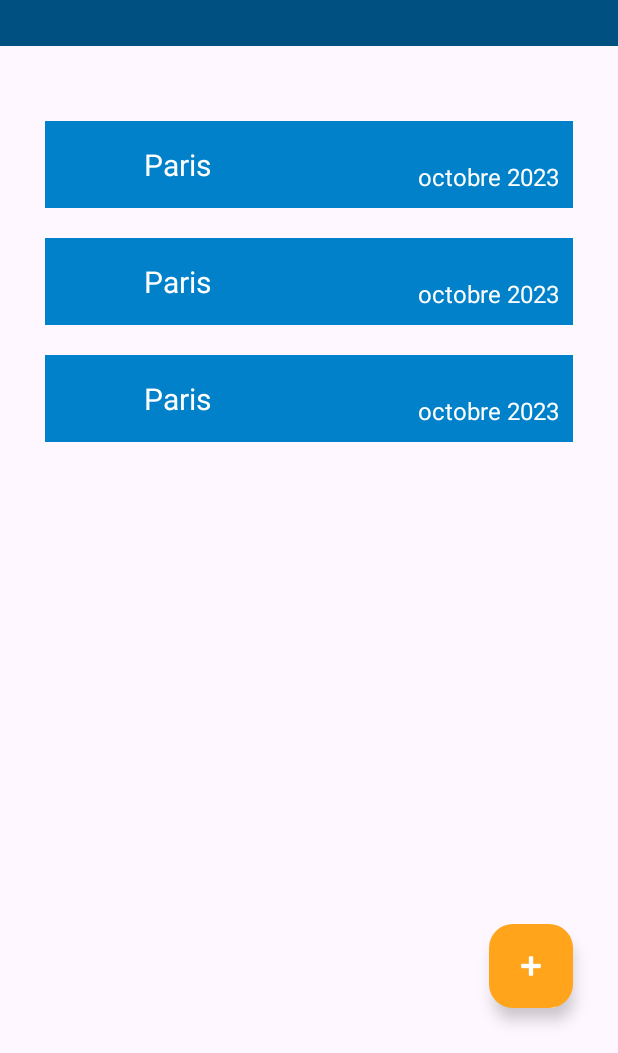
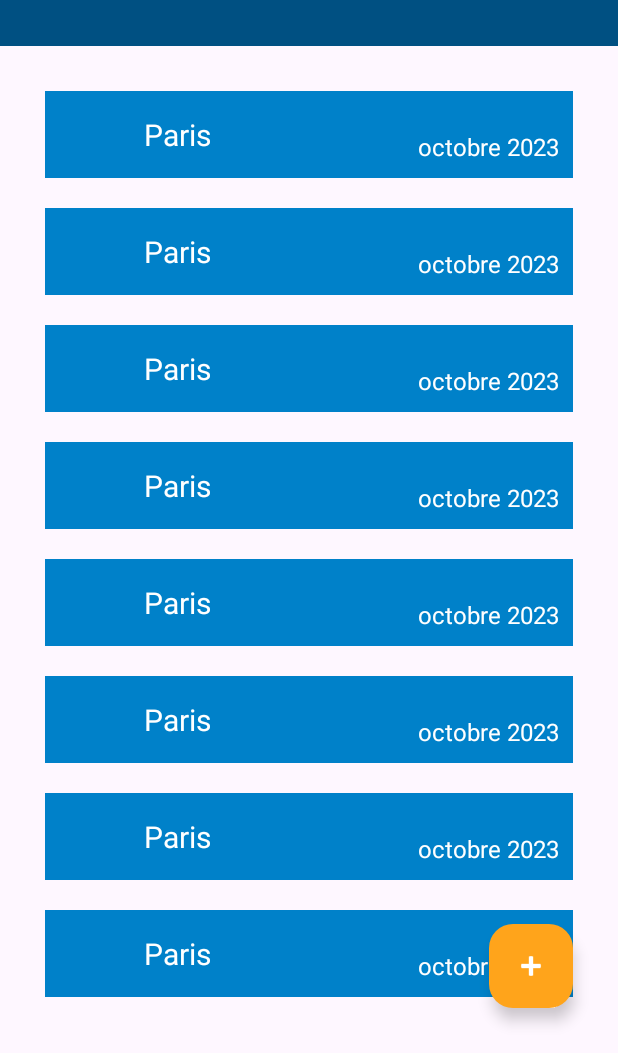
Before and after one commit to mathisfeltrin/diarystravel, an Android app: the screen it shows after launch (MainActivity), on a phone screen of 412 x 824 dp, the part 183-1236 px from its top. Run offline under Robolectric (Android 15) with nearby library versions, the phone set to English and light mode, and no system bars.

```diff
--- a/app/src/main/java/tp/info507/diarystravel/adapter/TravelAdapter.kt
+++ b/app/src/main/java/tp/info507/diarystravel/adapter/TravelAdapter.kt
@@ -24,6 +24,6 @@ class TravelAdapter: RecyclerView.Adapter<TravelAdapter.TravelHolder>(){
     }
 
     override fun getItemCount(): Int {
-        return 3
+        return 10
     }
 }
--- a/app/src/main/res/layout/item_travel.xml
+++ b/app/src/main/res/layout/item_travel.xml
@@ -5,7 +5,7 @@
         android:layout_width="match_parent"
         android:layout_height="wrap_content"
         android:orientation="horizontal"
-        android:layout_marginTop="20dp"
+        android:layout_marginBottom="20dp"
         android:background="@color/colorPrimary">
 
         <TextView
```
